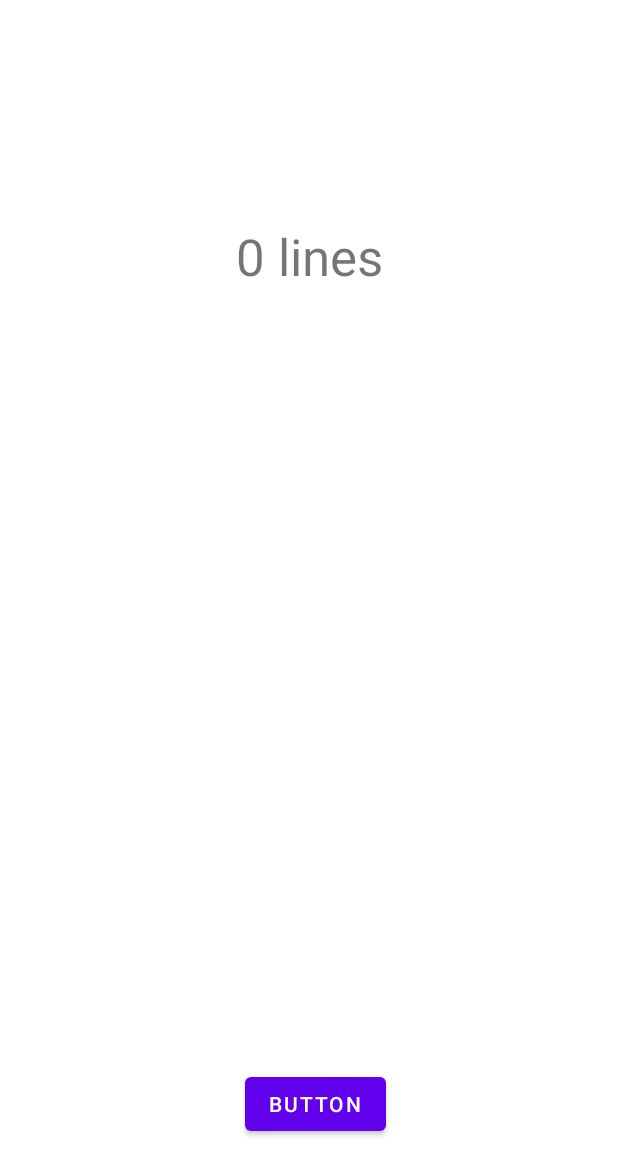
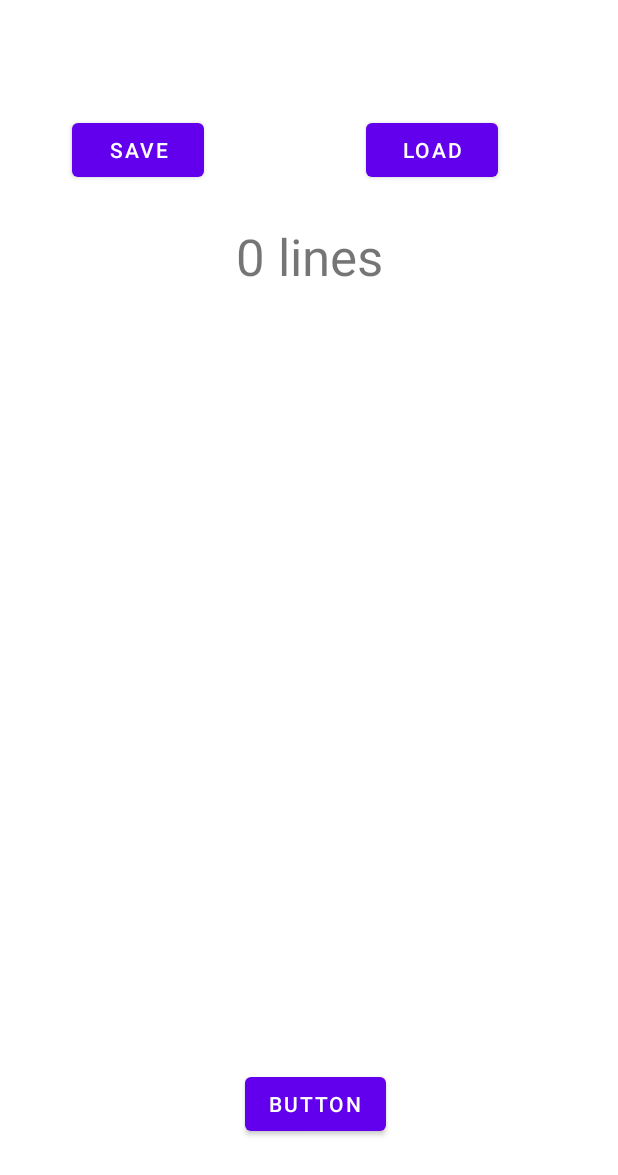
Before and after one commit to akkanben/code-clicker, an Android app: the screen it shows after launch (MainActivity), on a phone screen of 412 x 824 dp. Shown: the top 1175 px of the screen. Run offline under Robolectric (Android 15) with nearby library versions, the phone set to English and light mode, and no system bars.

Commit message:
added save and load button for testing

```diff
--- a/app/src/main/java/com/crudalchemy/codeclicker/MainActivity.java
+++ b/app/src/main/java/com/crudalchemy/codeclicker/MainActivity.java
@@ -1,6 +1,8 @@
 package com.crudalchemy.codeclicker;
 
 import static com.crudalchemy.codeclicker.utility.InitializeStoreItems.hardCodedStoreItems;
+import static com.crudalchemy.codeclicker.utility.SaveIO.readFromFile;
+import static com.crudalchemy.codeclicker.utility.SaveIO.writeToFile;
 
 import androidx.appcompat.app.AppCompatActivity;
 
@@ -9,6 +11,8 @@ import android.widget.Button;
 import android.widget.TextView;
 
 import com.crudalchemy.codeclicker.utility.LargeNumbers;
+
+import java.io.FileNotFoundException;
 
 
 public class MainActivity extends AppCompatActivity {
@@ -24,9 +28,18 @@ public class MainActivity extends AppCompatActivity {
         tickerTextView = findViewById(R.id.text_view_main_activity_counter);
         setupClick();
         game = new Game();
-        hardCodedStoreItems(game);
+//        hardCodedStoreItems(game);
+//        writeToFile(game, this);
+//        try {
+//            game = readFromFile(this);
+//        } catch (FileNotFoundException e) {
+//            e.printStackTrace();
+//        }
+        setUpSaveLoad();
         gameLoop = new GameLoop("game");
         gameLoop.start();
+
+
     }
 
     class GameLoop implements Runnable {
@@ -83,7 +96,23 @@ public class MainActivity extends AppCompatActivity {
         });
     }
 
+    private void setUpSaveLoad()
+    {
+        Button saveButton = findViewById(R.id.save);
+        Button loadButton = findViewById(R.id.load);
 
+       saveButton.setOnClickListener(view -> {
+           writeToFile(game, MainActivity.this);
+       });
+
+        loadButton.setOnClickListener(view -> {
+            try {
+                game = readFromFile(MainActivity.this);
+            } catch (FileNotFoundException e) {
+                e.printStackTrace();
+            }
+        });
+    }
 
 
 }
--- a/app/src/main/res/layout/layout_activity_main.xml
+++ b/app/src/main/res/layout/layout_activity_main.xml
@@ -27,4 +27,24 @@
         app:layout_constraintEnd_toEndOf="parent"
         app:layout_constraintHorizontal_bias="0.514"
         app:layout_constraintStart_toStartOf="parent" />
+
+    <Button
+        android:id="@+id/save"
+        android:layout_width="wrap_content"
+        android:layout_height="wrap_content"
+        android:layout_marginStart="48dp"
+        android:layout_marginTop="76dp"
+        android:text="Save"
+        app:layout_constraintStart_toStartOf="parent"
+        app:layout_constraintTop_toTopOf="parent" />
+
+    <Button
+        android:id="@+id/load"
+        android:layout_width="wrap_content"
+        android:layout_height="wrap_content"
+        android:layout_marginTop="76dp"
+        android:layout_marginEnd="80dp"
+        android:text="Load"
+        app:layout_constraintEnd_toEndOf="parent"
+        app:layout_constraintTop_toTopOf="parent" />
 </androidx.constraintlayout.widget.ConstraintLayout>
```
